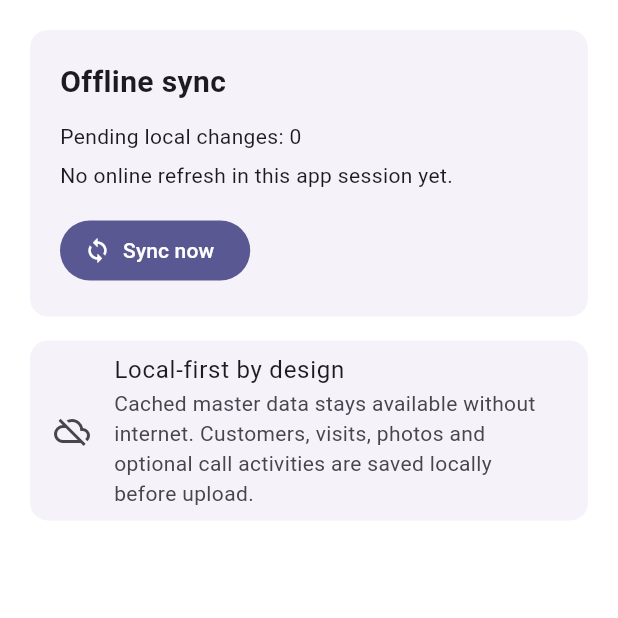
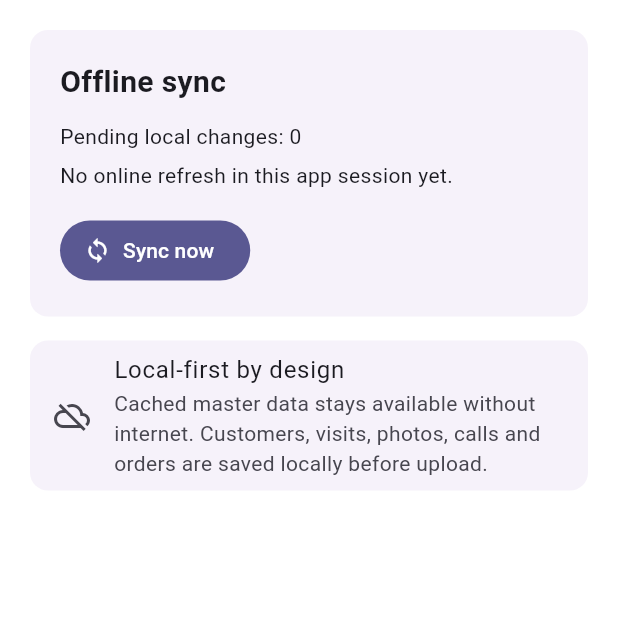
Before and after one commit to Haider-Shakoori/field-sales-mobile, a Flutter app: the DashboardScreen screen opened directly, item 5 of the bottom bar chosen, after a tap on "Sync", on a phone screen of 412 x 824 dp, the top half of it. Run offline on Flutter 3.47's test engine with Material 3 defaults, Android fonts, the light colour scheme and no system bars; our stand-ins replace battery_plus, connectivity_plus, device_info_plus, dio, flutter_secure_storage, geolocator and 3 more; accounts and stored records are empty.

Commit message:
Batch 9: include orders in dependency-aware sync

```diff
--- a/lib/ui/sync_screen.dart
+++ b/lib/ui/sync_screen.dart
@@ -3,6 +3,7 @@ import 'package:provider/provider.dart';
 
 import '../state/call_activity_controller.dart';
 import '../state/master_data_controller.dart';
+import '../state/order_controller.dart';
 import '../state/visit_controller.dart';
 
 class SyncScreen extends StatelessWidget {
@@ -14,6 +15,9 @@ class SyncScreen extends StatelessWidget {
       await context.read<VisitController>().sync();
       if (context.mounted) {
         await context.read<CallActivityController>().sync();
+        if (context.mounted) {
+          await context.read<OrderController>().sync();
+        }
       }
     }
   }
@@ -23,8 +27,9 @@ class SyncScreen extends StatelessWidget {
     final state = context.watch<MasterDataController>();
     final visits = context.watch<VisitController>();
     final calls = context.watch<CallActivityController>();
-    final pending = state.pending + visits.pending + calls.pending;
-    final busy = state.busy || visits.busy || calls.busy;
+    final orders = context.watch<OrderController>();
+    final pending = state.pending + visits.pending + calls.pending + orders.pending;
+    final busy = state.busy || visits.busy || calls.busy || orders.busy;
 
     return ListView(
       padding: const EdgeInsets.all(20),
@@ -70,6 +75,10 @@ class SyncScreen extends StatelessWidget {
                   const SizedBox(height: 8),
                   Text(calls.message!),
                 ],
+                if (orders.message != null) ...[
+                  const SizedBox(height: 8),
+                  Text(orders.message!),
+                ],
               ],
             ),
           ),
@@ -81,7 +90,7 @@ class SyncScreen extends StatelessWidget {
             title: Text('Local-first by design'),
             subtitle: Text(
               'Cached master data stays available without internet. '
-              'Customers, visits, photos and optional call activities are saved locally before upload.',
+              'Customers, visits, photos, calls and orders are saved locally before upload.',
             ),
           ),
         ),
```
